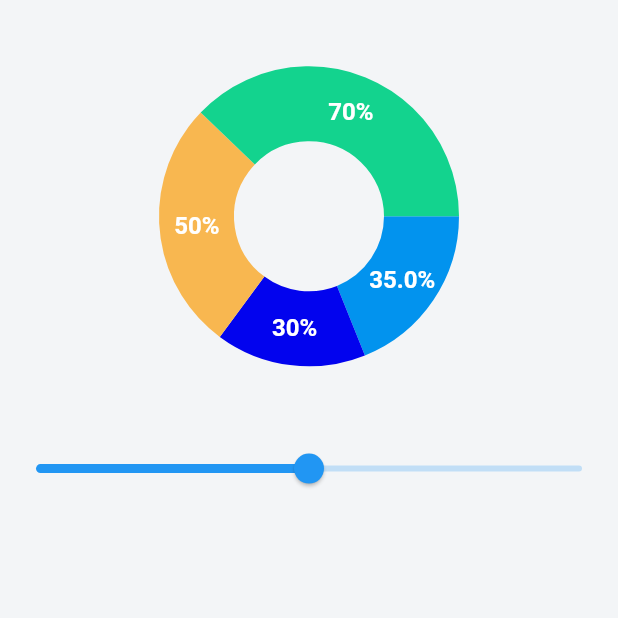
After one commit to abdelmonem2017/flutter_examples, a Flutter app: the screen it shows after launch, after a tap on "Provider Example", on a phone screen of 412 x 824 dp, the top half of it. The commit adds this screen. Run offline on Flutter 3.47's test engine with Material 2 defaults, Android fonts, the phone set to English and light mode, and no system bars; drawn by our look-alikes of fl_chart; our stand-ins replace font_awesome_flutter.

Commit message:
Add Provider Example

```diff
--- a/lib/home.dart
+++ b/lib/home.dart
@@ -3,7 +3,9 @@ import 'package:flutter_examples/chat_app_design_example/screens/chats.dart';
 import 'package:flutter_examples/travel_app_desgin_example/screens/landing_screen.dart';
 
 import 'booking_app_desgin_example/screens/search_screen.dart';
+import 'dialogs/dialogs_screen.dart';
 import 'netflex_app_desgin_example/screens/netflex_home.dart';
+import 'provider_example/provider_screen.dart';
 
 class Home extends StatelessWidget {
   @override
@@ -49,6 +51,24 @@ class Home extends StatelessWidget {
                 );
               },
             ),
+            RaisedButton(
+              child: Text('Dialogs Example UI'),
+              onPressed: () {
+                Navigator.push(
+                  context,
+                  MaterialPageRoute(builder: (context) => Dialogs()),
+                );
+              },
+            ),
+            RaisedButton(
+              child: Text('Provider Example'),
+              onPressed: () {
+                Navigator.push(
+                  context,
+                  MaterialPageRoute(builder: (context) => Provider()),
+                );
+              },
+            ),
           ],
         ),
       ),
--- /dev/null
+++ b/lib/provider_example/models/chart.dart
@@ -0,0 +1,94 @@
+import 'package:flutter/material.dart';
+import 'package:fl_chart/fl_chart.dart';
+import 'package:flutter_examples/provider_example/models/schedule.dart';
+import 'package:provider/provider.dart';
+
+class MyChart extends StatefulWidget {
+  @override
+  _MyChartState createState() => _MyChartState();
+}
+
+class _MyChartState extends State<MyChart> {
+  int touchedIndex;
+  void getData(double value) {
+    return null;
+  }
+
+  @override
+  Widget build(BuildContext context) {
+    return Consumer<MySchedule>(
+        builder: (context, schedule, _) => PieChart(
+              PieChartData(
+                  pieTouchData:
+                      (PieTouchData(touchCallback: (pieTouchResponse) {
+                    setState(() {
+                      if (pieTouchResponse.touchInput is FlLongPressEnd ||
+                          pieTouchResponse.touchInput is FlPanEnd) {
+                        touchedIndex = -1;
+                      } else {
+                        touchedIndex = pieTouchResponse.touchedSectionIndex;
+                      }
+                    });
+                  })),
+                  borderData: FlBorderData(
+                    show: false,
+                  ),
+                  sectionsSpace: 0,
+                  centerSpaceRadius: 50,
+                  sections: showingSections(schedule.stateManagementValue)),
+            ));
+  }
+
+  List<PieChartSectionData> showingSections(double value) {
+    return List.generate(4, (i) {
+      final isTouched = i == touchedIndex;
+      final double fontSize = isTouched ? 25 : 16;
+      final double radius = isTouched ? 60 : 50;
+      var colori;
+      double valuei;
+      var texti;
+      switch (i) {
+        case 0:
+          {
+            colori = const Color(0xff0293ee);
+            valuei = (value * 70);
+            texti = "${value * 70}%";
+            break;
+          }
+        case 1:
+          {
+            colori = const Color(0xff0203ee);
+            valuei = (30);
+            texti = "30%";
+            break;
+          }
+        case 2:
+          {
+            colori = const Color(0xfff8b750);
+            valuei = (50);
+            texti = "50%";
+            break;
+          }
+        case 3:
+          {
+            colori = const Color(0xff13d38e);
+            valuei = (70);
+            texti = "70%";
+            break;
+          }
+        default:
+          break;
+      }
+      return PieChartSectionData(
+        color: colori,
+        value: valuei,
+        title: texti,
+        radius: radius,
+        titleStyle: TextStyle(
+            fontSize: fontSize,
+            fontWeight: FontWeight.bold,
+            color: const Color(0xffffffff)),
+      );
+    });
+  }
+}
--- /dev/null
+++ b/lib/provider_example/models/schedule.dart
@@ -0,0 +1,13 @@
+
+import 'package:flutter/foundation.dart';
+
+class MySchedule with ChangeNotifier{
+  double _stateManagementValue = 0.5;
+
+  double get stateManagementValue => _stateManagementValue;
+
+  set stateManagementValue(double value){
+    _stateManagementValue = value;
+    notifyListeners();
+  }
+  }
--- /dev/null
+++ b/lib/provider_example/models/slider.dart
@@ -0,0 +1,16 @@
+import 'package:flutter/material.dart';
+import 'package:flutter_examples/provider_example/models/schedule.dart';
+import 'package:provider/provider.dart';
+
+class MySlider extends StatelessWidget {
+  @override
+  Widget build(BuildContext context) {
+    final schedule = Provider.of<MySchedule>(context);
+    return Slider(
+      value: schedule.stateManagementValue,
+      onChanged: (value){
+        schedule.stateManagementValue = value;
+      },
+    );
+  }
+}
--- /dev/null
+++ b/lib/provider_example/provider_screen.dart
@@ -0,0 +1,22 @@
+import 'package:flutter/material.dart';
+import 'package:flutter_examples/provider_example/models/chart.dart';
+import 'package:flutter_examples/provider_example/models/schedule.dart';
+import 'package:flutter_examples/provider_example/models/slider.dart';
+import 'package:provider/provider.dart';
+
+class Provider extends StatelessWidget {
+  @override
+  Widget build(BuildContext context) {
+    return Scaffold(
+      body: ChangeNotifierProvider(
+        builder: (context) => MySchedule(),
+        child: Column(
+          children: <Widget>[
+            MyChart(),
+            MySlider(),
+          ],
+        ),
+      ),
+    );
+  }
+}
--- a/pubspec.yaml
+++ b/pubspec.yaml
@@ -26,6 +26,10 @@ dependencies:
 
 # font Awesome for TravelApp UI
   font_awesome_flutter: ^8.5.0
+# provider example packages
+  fl_chart: ^0.4.2
+  provider: ^3.1.0+1
+
 
 dev_dependencies:
   flutter_test:
```
Also changed, not shown: lib/dialogs/dialogs_screen.dart (added, +127 -0 lines), pubspec.lock.
